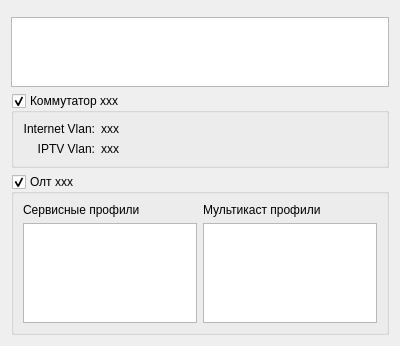
cwlan2016/access-manager, file gui/devicetablepagewidget.ui: the form before one commit.
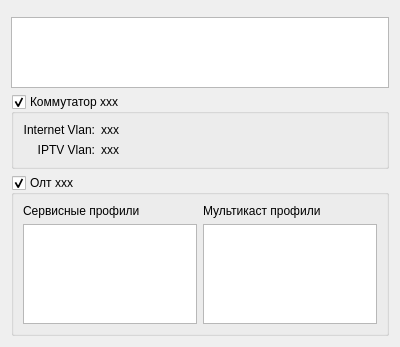
The form after the commit. Icons and pictures are not drawn. Custom widgets are drawn as their Qt base class.

Patch:
```diff
--- a/gui/devicetablepagewidget.ui
+++ b/gui/devicetablepagewidget.ui
@@ -7,7 +7,7 @@
     <x>0</x>
     <y>0</y>
     <width>400</width>
-    <height>342</height>
+    <height>347</height>
    </rect>
   </property>
   <property name="windowTitle">
```
Left out of the diff: 6 changed lines with no effect on the pictures.
